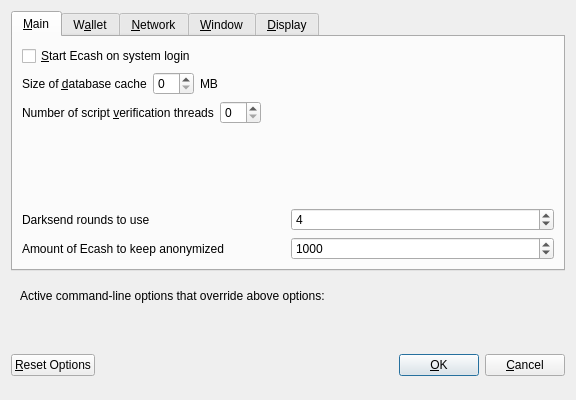
This is src/qt/forms/optionsdialog.ui in jbelke/epay as Qt 5 draws it before an edit. The edited form follows.
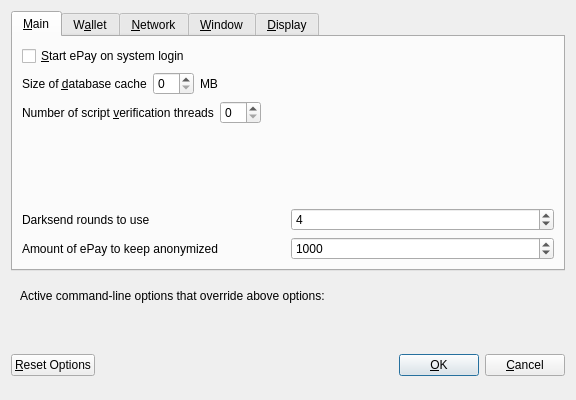
This is the edited form. Custom widgets are drawn as their Qt base class.

Patch:
```diff
--- a/src/qt/forms/optionsdialog.ui
+++ b/src/qt/forms/optionsdialog.ui
@@ -33,7 +33,7 @@
           <string>Automatically start Ecash after logging in to the system.</string>
          </property>
          <property name="text">
-          <string>&amp;Start Ecash on system login</string>
+          <string>&amp;Start ePay on system login</string>
          </property>
         </widget>
        </item>
@@ -177,7 +177,7 @@
             <string notr="true"/>
            </property>
            <property name="text">
-            <string>Amount of Ecash to keep anonymized</string>
+            <string>Amount of ePay to keep anonymized</string>
            </property>
           </widget>
          </item>
```
Left out of the diff: 14 changed lines with no effect on the pictures.
